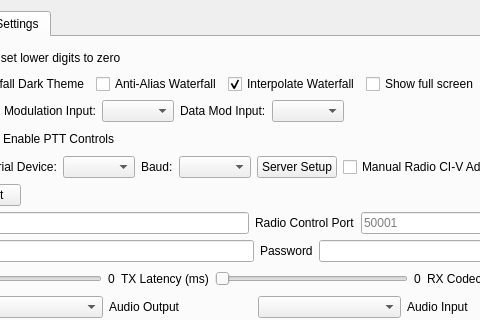
Above: wfmain.ui from adecarolis/wfweb before the change; both pictures show x 212 to 692 and y 0 to 320 of the 934 by 582 pixel window. Below: the same form after it.
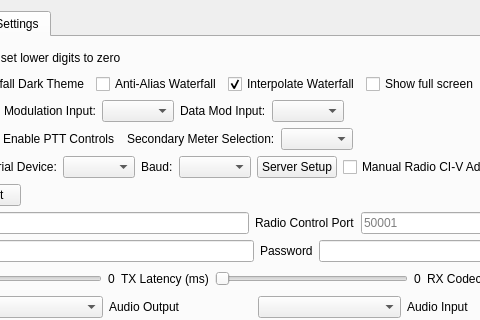
That is the form after the change. The open tabs and pages were chosen to show the change. Custom widgets are drawn as their Qt base class.

Commit message: Preliminary secondary meter support. See Settings tab for selection. Some scales incomplete.

Diff of the .ui file:
```diff
--- a/wfmain.ui
+++ b/wfmain.ui
@@ -2205,6 +2205,16 @@
             </property>
            </widget>
           </item>
+          <item>
+           <widget class="QLabel" name="secondaryMeterSelectionLabel">
+            <property name="text">
+             <string>Secondary Meter Selection:</string>
+            </property>
+           </widget>
+          </item>
+          <item>
+           <widget class="QComboBox" name="meter2selectionCombo"/>
+          </item>
           <item>
            <spacer name="horizontalSpacer_5">
             <property name="orientation">
```
Left out of the diff: 10 changed lines with no effect on the pictures. The commit also changes 5 other files.
